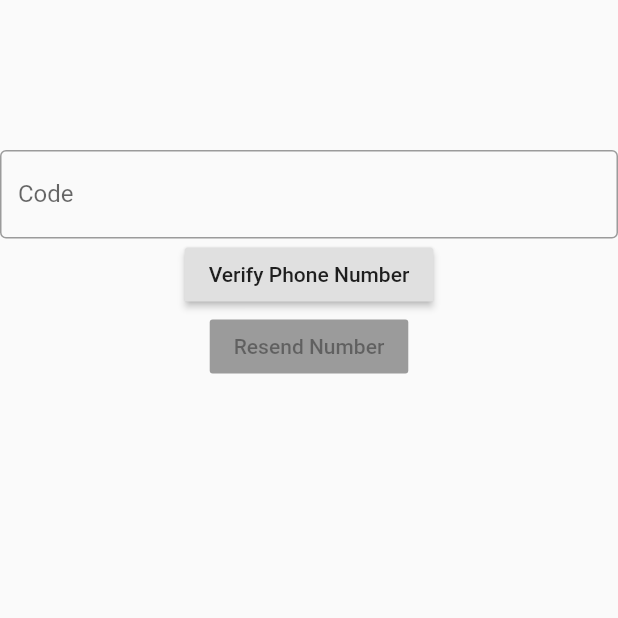
After one commit to Independent-Designers-and-Engineers/stumble-app-old, a Flutter app: the Verify screen opened by its route, after a tap on "Verify Phone Number", on a phone screen of 412 x 824 dp, the top half of it. The commit adds this screen. Run offline on Flutter 3.47's test engine with Material 2 defaults, Android fonts, the light colour scheme and no system bars; our stand-ins replace flutter_local_notifications, simple_animations.

Commit message:
verify phone

```diff
--- a/lib/pages/pages.dart
+++ b/lib/pages/pages.dart
@@ -3,10 +3,12 @@ import 'package:frontend/pages/signup/signup.screen.dart';
 import 'package:frontend/pages/start/start.screen.dart';
 import 'package:frontend/pages/login/login.screen.dart';
 import 'package:frontend/pages/home/home.screen.dart';
+import 'package:frontend/pages/signup/verify.screen.dart';
 
 Map<String, Widget Function(BuildContext)> routePages = {
   '/': (BuildContext context) => StartScreen(),
   '/create-account': (BuildContext context) => SignupScreen(),
   '/login': (BuildContext context) => LogIn(),
   '/home': (BuildContext context) => HomeScreen(),
+  '/verify': (BuildContext context) => Verify()
 };
--- /dev/null
+++ b/lib/pages/signup/verify.screen.dart
@@ -0,0 +1,36 @@
+import 'package:flutter/material.dart';
+import 'package:flutter/services.dart';
+
+  class Verify extends StatelessWidget {
+
+    final TextEditingController codetext= TextEditingController();
+
+  @override
+  Widget build(BuildContext ctxt) {
+  return new Scaffold(
+      body: Column(
+          children: <Widget>[
+            SizedBox(
+              width: 100,
+              height: 100
+            ),
+              TextField(
+                obscureText: false,
+                controller: codetext,
+                decoration: InputDecoration(
+                  border: OutlineInputBorder(),
+                  labelText: 'Code',
+                ),
+              ),
+              RaisedButton(
+                child: Text("Verify Phone Number"),
+                onPressed: () {
+                  print(codetext.toString());
+                  Map data =new Map<String,dynamic>();
+                } ,),
+              RaisedButton(child: Text("Resend Number"),)
+
+        ])
+  );
+  }
+  }
```
